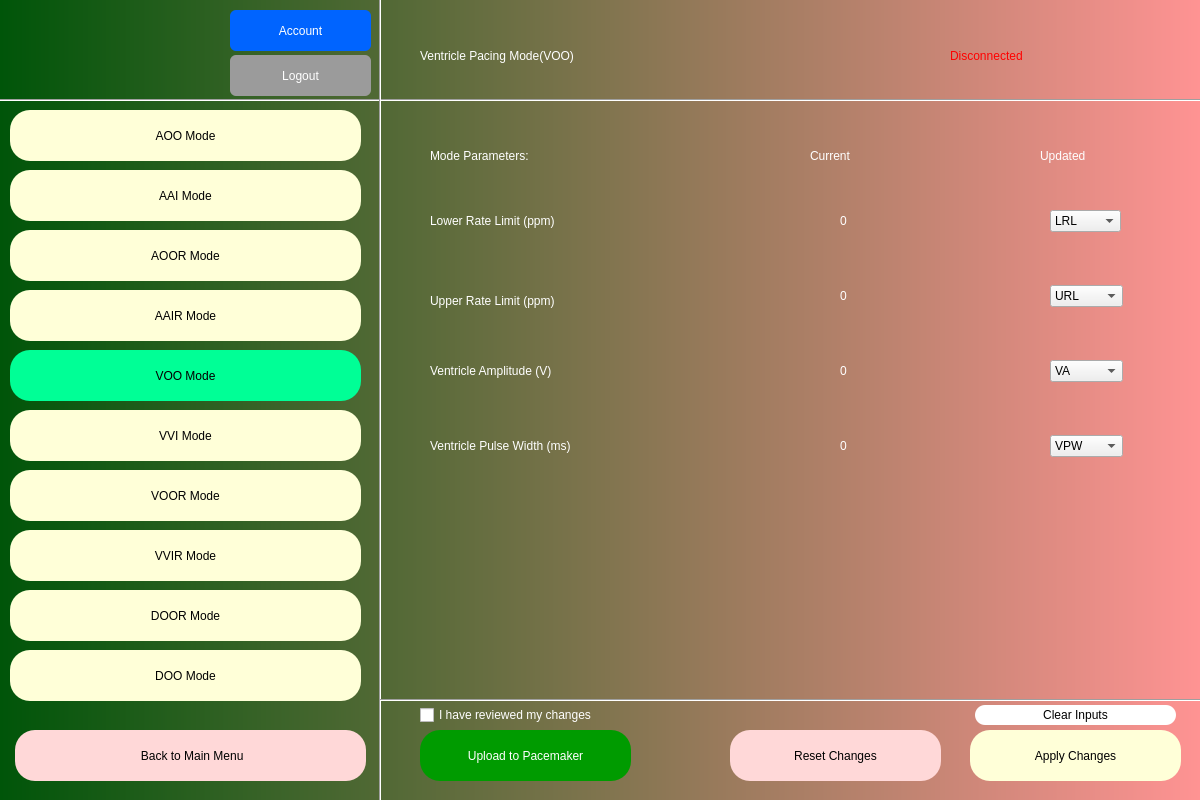
This is DCM/interface/voo_mode.ui in patrickkosierb/3K04_DCM as Qt 5 draws it before an edit. The edited form follows.
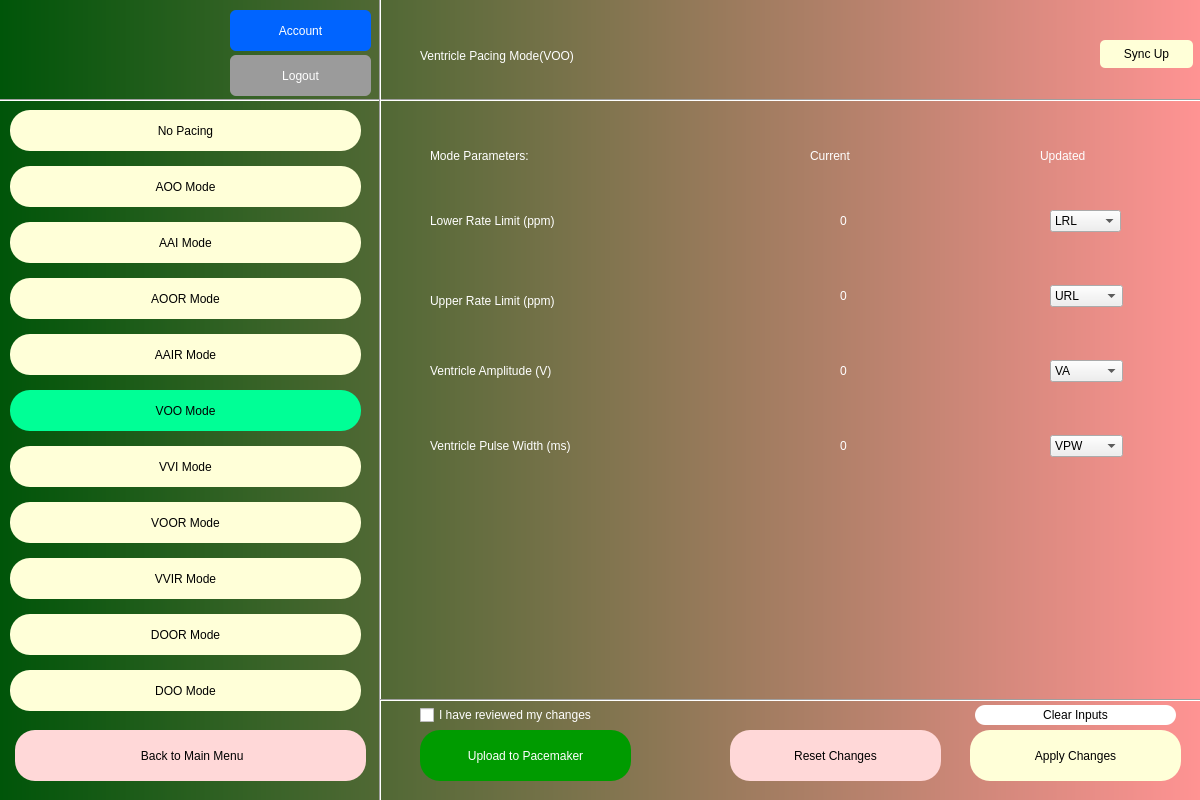
This is the edited form.

```diff
--- a/DCM/interface/voo_mode.ui
+++ b/DCM/interface/voo_mode.ui
@@ -91,7 +91,7 @@
 </string>
     </property>
     <property name="text">
-     <string>Disconnected</string>
+     <string/>
     </property>
    </widget>
    <widget class="QLabel" name="pacemaker_number">
@@ -297,9 +297,9 @@
     <property name="geometry">
      <rect>
       <x>10</x>
-      <y>170</y>
+      <y>222</y>
       <width>351</width>
-      <height>51</height>
+      <height>41</height>
      </rect>
     </property>
     <property name="styleSheet">
@@ -384,9 +384,9 @@
     <property name="geometry">
      <rect>
       <x>10</x>
-      <y>110</y>
+      <y>166</y>
       <width>351</width>
-      <height>51</height>
+      <height>41</height>
      </rect>
     </property>
     <property name="styleSheet">
@@ -460,9 +460,9 @@
     <property name="geometry">
      <rect>
       <x>10</x>
-      <y>350</y>
+      <y>390</y>
       <width>351</width>
-      <height>51</height>
+      <height>41</height>
      </rect>
     </property>
     <property name="styleSheet">
@@ -479,9 +479,9 @@
     <property name="geometry">
      <rect>
       <x>10</x>
-      <y>410</y>
+      <y>446</y>
       <width>351</width>
-      <height>51</height>
+      <height>41</height>
      </rect>
     </property>
     <property name="styleSheet">
@@ -1424,9 +1424,9 @@
     <property name="geometry">
      <rect>
       <x>10</x>
-      <y>230</y>
+      <y>278</y>
       <width>351</width>
-      <height>51</height>
+      <height>41</height>
      </rect>
     </property>
     <property name="styleSheet">
@@ -1443,9 +1443,9 @@
     <property name="geometry">
      <rect>
       <x>10</x>
-      <y>290</y>
+      <y>334</y>
       <width>351</width>
-      <height>51</height>
+      <height>41</height>
      </rect>
     </property>
     <property name="styleSheet">
@@ -1462,9 +1462,9 @@
     <property name="geometry">
      <rect>
       <x>10</x>
-      <y>470</y>
+      <y>502</y>
       <width>351</width>
-      <height>51</height>
+      <height>41</height>
      </rect>
     </property>
     <property name="styleSheet">
@@ -1481,9 +1481,9 @@
     <property name="geometry">
      <rect>
       <x>10</x>
-      <y>530</y>
+      <y>558</y>
       <width>351</width>
-      <height>51</height>
+      <height>41</height>
      </rect>
     </property>
     <property name="styleSheet">
@@ -1500,9 +1500,9 @@
     <property name="geometry">
      <rect>
       <x>10</x>
-      <y>590</y>
+      <y>614</y>
       <width>351</width>
-      <height>51</height>
+      <height>41</height>
      </rect>
     </property>
     <property name="styleSheet">
@@ -1519,9 +1519,9 @@
     <property name="geometry">
      <rect>
       <x>10</x>
-      <y>650</y>
+      <y>670</y>
       <width>351</width>
-      <height>51</height>
+      <height>41</height>
      </rect>
     </property>
     <property name="styleSheet">
@@ -1534,6 +1534,59 @@
      <string>DOO Mode</string>
     </property>
    </widget>
+   <widget class="QPushButton" name="no_pacing">
+    <property name="geometry">
+     <rect>
+      <x>10</x>
+      <y>110</y>
+      <width>351</width>
+      <height>41</height>
+     </rect>
+    </property>
+    <property name="styleSheet">
+     <string notr="true">border-radius: 20px;
+color: rgb(0,0,0);
+background-color: rgb(255, 255, 216);
+font: 12pt &quot;Arial&quot;;</string>
+    </property>
+    <property name="text">
+     <string>No Pacing</string>
+    </property>
+   </widget>
+   <widget class="QPushButton" name="refresh">
+    <property name="geometry">
+     <rect>
+      <x>1100</x>
+      <y>40</y>
+      <width>93</width>
+      <height>28</height>
+     </rect>
+    </property>
+    <property name="styleSheet">
+     <string notr="true">background-color: rgb(255, 255, 216);
+border-radius: 5px;</string>
+    </property>
+    <property name="text">
+     <string>Sync Up</string>
+    </property>
+   </widget>
+   <widget class="QLabel" name="conn_error">
+    <property name="geometry">
+     <rect>
+      <x>950</x>
+      <y>70</y>
+      <width>191</width>
+      <height>31</height>
+     </rect>
+    </property>
+    <property name="styleSheet">
+     <string notr="true">font: 8pt &quot;Arial&quot;; color:rgb(255, 0, 0)
+</string>
+    </property>
+    <property name="text">
+     <string/>
+    </property>
+   </widget>
   </widget>
  </widget>
  <resources/>
```
Left out of the diff: 99 changed lines with no effect on the pictures.
